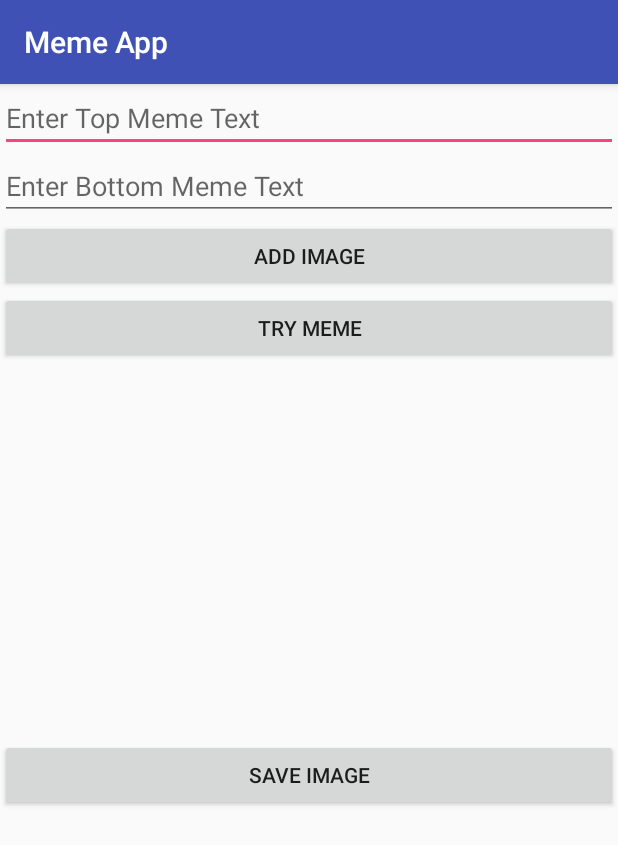
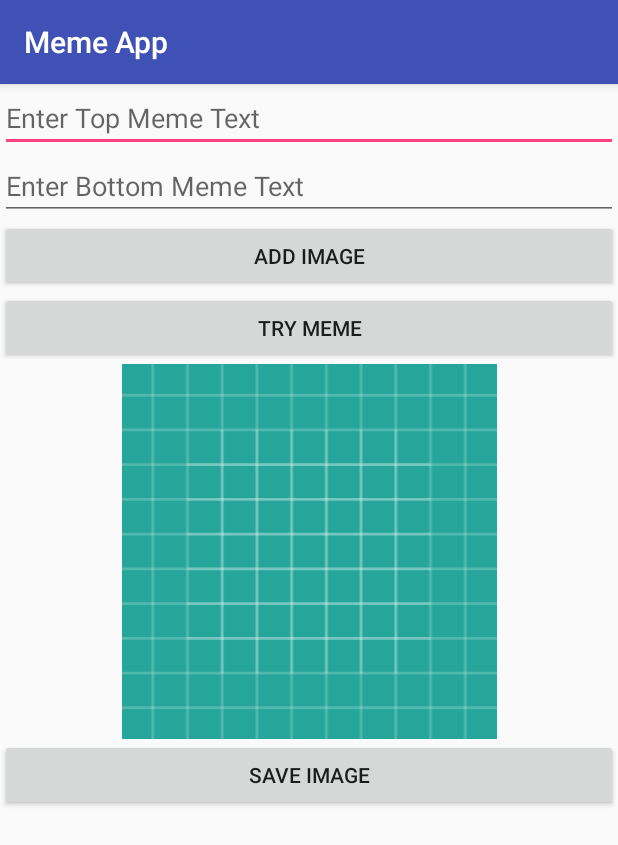
Before and after one commit to Aaklii/MemeApp, an Android app: the screen it shows after launch (MainActivity), after a tap on "SAVE IMAGE", on a phone screen of 412 x 824 dp. Shown: the top 845 px of the screen. Run offline under Robolectric (Android 15) with nearby library versions, the phone set to English and light mode, and no system bars; 2 other taps on this screen came first.

Commit message:
Added Read and Write Storage Permission. Add code for saving image in png format *Issue with adding image and saving image.*

```diff
--- a/app/src/main/AndroidManifest.xml
+++ b/app/src/main/AndroidManifest.xml
@@ -1,6 +1,9 @@
 <?xml version="1.0" encoding="utf-8"?>
 <manifest xmlns:android="http://schemas.android.com/apk/res/android"
           package="practice.aaklii.memeapp">
+
+    <uses-permission android:name="android.permission.READ_EXTERNAL_STORAGE"/>
+    <uses-permission android:name="android.permission.WRITE_EXTERNAL_STORAGE"/>
 
     <application
         android:allowBackup="true"
--- a/app/src/main/java/practice/aaklii/memeapp/MainActivity.java
+++ b/app/src/main/java/practice/aaklii/memeapp/MainActivity.java
@@ -2,15 +2,24 @@ package practice.aaklii.memeapp;
 
 import android.content.Intent;
 import android.database.Cursor;
+import android.graphics.Bitmap;
 import android.graphics.BitmapFactory;
 import android.net.Uri;
 import android.os.Bundle;
+import android.os.Environment;
 import android.provider.MediaStore;
 import android.support.v7.app.AppCompatActivity;
 import android.view.View;
+import android.view.inputmethod.InputMethodManager;
 import android.widget.EditText;
 import android.widget.ImageView;
 import android.widget.TextView;
+import android.widget.Toast;
+
+import java.io.File;
+import java.io.FileNotFoundException;
+import java.io.FileOutputStream;
+import java.io.IOException;
 
 public class MainActivity extends AppCompatActivity {
 
@@ -37,8 +46,10 @@ public class MainActivity extends AppCompatActivity {
 
     }
 
+
+ // function to add image.
     public void addImage(View view) {
-        //Intent to Load Image
+        //Intent to Load Image from Gallery
         Intent intent = new Intent(
                 Intent.ACTION_PICK,
                 MediaStore.Images.Media.EXTERNAL_CONTENT_URI
@@ -46,21 +57,29 @@ public class MainActivity extends AppCompatActivity {
         startActivityForResult(intent, RESULT_LOAD_IMAGE);
     }
 
+    // *Issue with Adding Image
     @Override
     protected void onActivityResult(int requestCode, int resultCode, Intent data) {
         super.onActivityResult(requestCode, resultCode, data);
-        if (requestCode == RESULT_LOAD_IMAGE && resultCode == RESULT_OK && data != null)
+
+        if (requestCode == RESULT_LOAD_IMAGE && resultCode == RESULT_OK && null != data)
         {
             Uri selectedImage = data.getData();
+
+            //Here we get the column index of image we have selected
+           //Then we use this data so as to use image
             String[] filePathColumn = {MediaStore.Images.Media.DATA};
 
+            //Cursor will give position of image
             Cursor cursor = getContentResolver()
                     .query(selectedImage,filePathColumn,null,null,null);
             cursor.moveToFirst();
 
+            //From cursor we get columnIndex
             int columnIndex = cursor.getColumnIndex(filePathColumn[0]);
             String picturePath = cursor.getString(columnIndex);
             cursor.close();
+
 
             ImageView imageView = (ImageView) findViewById(R.id.memeImage);
             imageView.setImageBitmap(BitmapFactory.decodeFile(picturePath));
@@ -69,15 +88,60 @@ public class MainActivity extends AppCompatActivity {
     }
 
 
-
+//Adding text to image
     public void tryMeme(View view) {
 
         topText.setText(editTop.getText().toString());
         bottomText.setText(editBottom.getText().toString());
 
+        //To minimize the keyboard
+        hideKeyboard(view);
+}
+
+    public void hideKeyboard(View view){
+        InputMethodManager imm = (InputMethodManager) getSystemService(INPUT_METHOD_SERVICE);
+        imm.hideSoftInputFromWindow(getCurrentFocus().getWindowToken(),0);
     }
 
-    public void saveImage(View view) {
+    // function to save image
+    // *Issue with saving image
+    public void saveImage(View view){
+        View content = findViewById(R.id.lay);
+        Bitmap bitmap = getScreenshot(content);
+        String currentImage = "meme"+ System.currentTimeMillis()+".png";
+        store(bitmap,currentImage);
+    }
 
+
+    public static Bitmap getScreenshot(View view){
+        view.setDrawingCacheEnabled(true);
+        Bitmap bitmap = Bitmap.createBitmap(view.getDrawingCache());
+        view.setDrawingCacheEnabled(false);
+        return bitmap;
     }
+    public void store(Bitmap bm, String filename){
+        String dirpath = Environment.
+                getExternalStoragePublicDirectory(Environment.DIRECTORY_DCIM).toString();
+        File dir = new File(dirpath);
+        if (!dir.exists()){
+            dir.mkdir();
+        }
+        File file = new File(dirpath,filename);
+        try {
+            FileOutputStream fos = null;
+            fos= new FileOutputStream(file);
+            bm.compress(Bitmap.CompressFormat.PNG,100,fos);
+            fos.flush();
+            fos.close();
+            Toast.makeText(this,"Saved",Toast.LENGTH_LONG).show();
+        }catch (FileNotFoundException e){
+            e.printStackTrace();
+        }catch (IOException e){
+            e.printStackTrace();
+        }
+    }
+
+
+
+
 }
--- a/app/src/main/res/layout/activity_main.xml
+++ b/app/src/main/res/layout/activity_main.xml
@@ -39,7 +39,8 @@
         <ImageView
             android:layout_width="match_parent"
             android:layout_height="250dp"
-            android:id="@+id/memeImage"/>
+            android:id="@+id/memeImage"
+            android:src="@drawable/ic_launcher_background"/>
 
         <TextView
             android:layout_width="match_parent"
@@ -49,7 +50,7 @@
             android:layout_centerHorizontal="true"
             android:textAlignment="center"
             android:id="@+id/memeTopText"
-            android:textColor="#fff"
+            android:textColor="#cac7c7"
             />
 
         <TextView
@@ -61,7 +62,7 @@
             android:layout_centerHorizontal="true"
             android:textAlignment="center"
             android:id="@+id/memeBottomText"
-            android:textColor="#fff"
+            android:textColor="#cac7c7"
             />
 
     </RelativeLayout>
```
